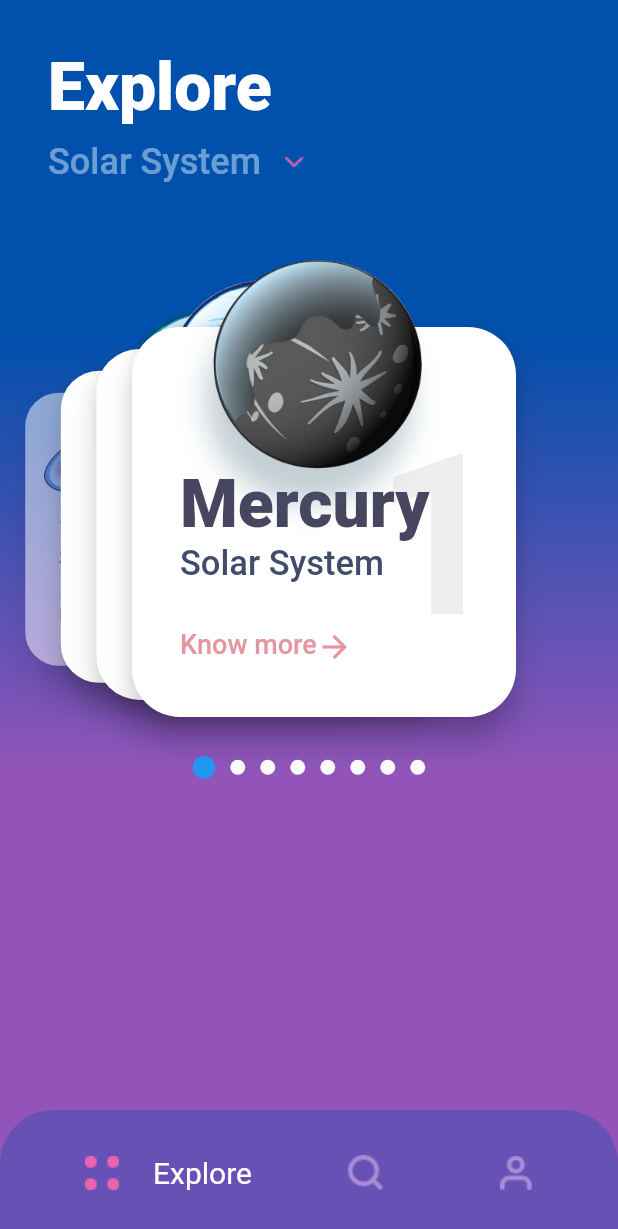
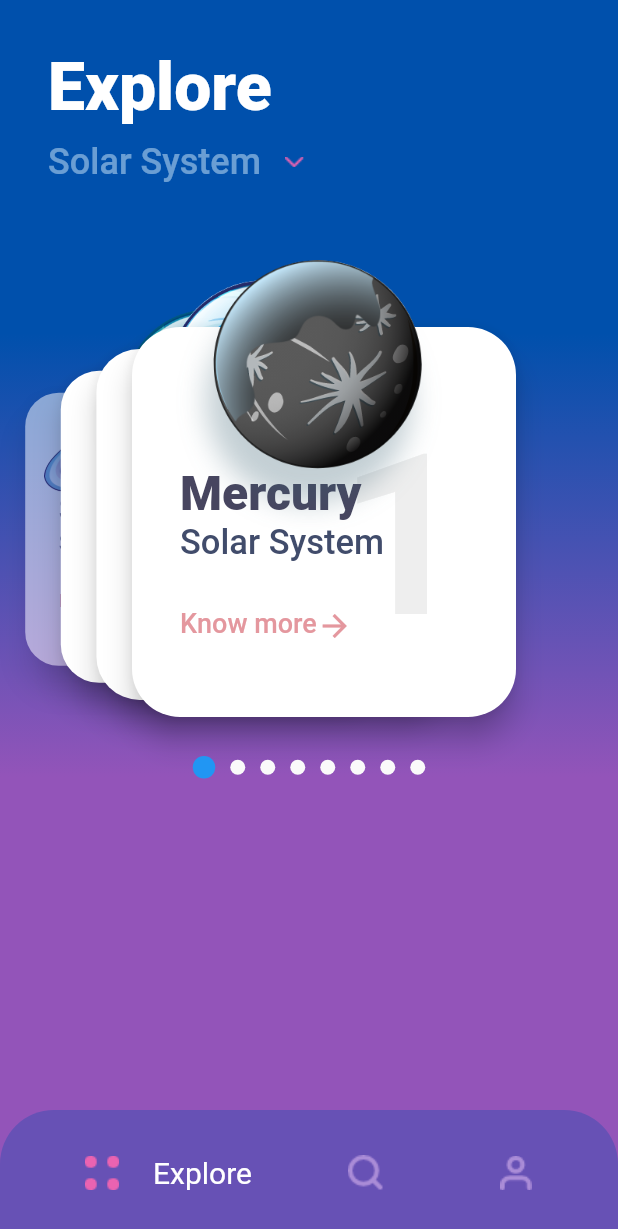
Before and after one commit to mmdissam/flutter_universe_ui, a Flutter app: the screen it shows after launch, on a phone screen of 412 x 824 dp. Shown: the top 1229 px of the screen. Run offline on Flutter 3.47's test engine with Material 2 defaults, Android fonts, the phone set to English and light mode, and no system bars; our stand-ins replace flutter_swiper; Roboto replaces fonts that are missing (Avenir).

Commit message:
add some edit

```diff
--- a/lib/pages/home_page.dart
+++ b/lib/pages/home_page.dart
@@ -142,7 +142,7 @@ class _HomePageState extends State<HomePage> {
     return Text(
       planets[index].name,
       style: TextStyle(
-        fontSize: 44,
+        fontSize: 32,
         color: const Color(0xff47455f),
         fontWeight: FontWeight.w900,
       ),
@@ -256,7 +256,7 @@ class _HomePageState extends State<HomePage> {
     return Align(
       alignment: Alignment.bottomRight,
       child: Padding(
-        padding: const EdgeInsets.only(top: 20, left: 130),
+        padding: const EdgeInsets.only(top: 20, left: 80),
         child: Text(
           planets[index].position.toString(),
           style: TextStyle(
```
Also changed, not shown: lib/pages/detail_page.dart (+4 -3 lines), flutter_universe.png (deleted).
